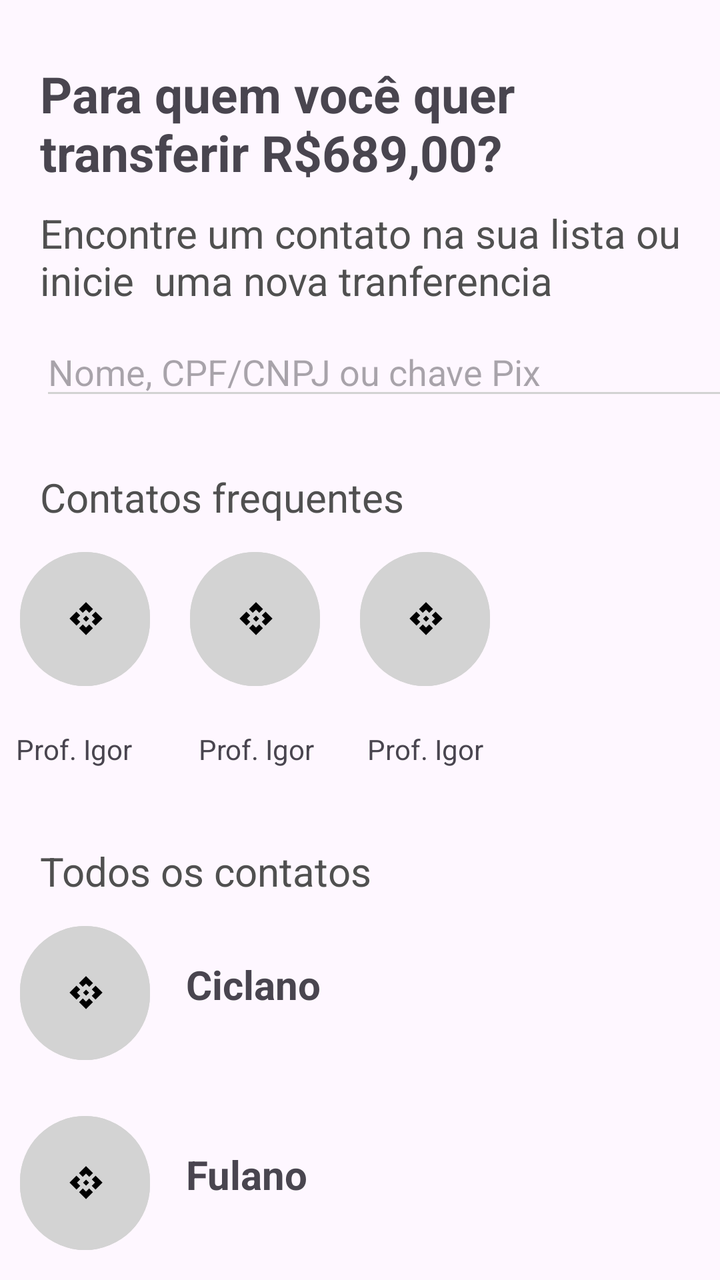
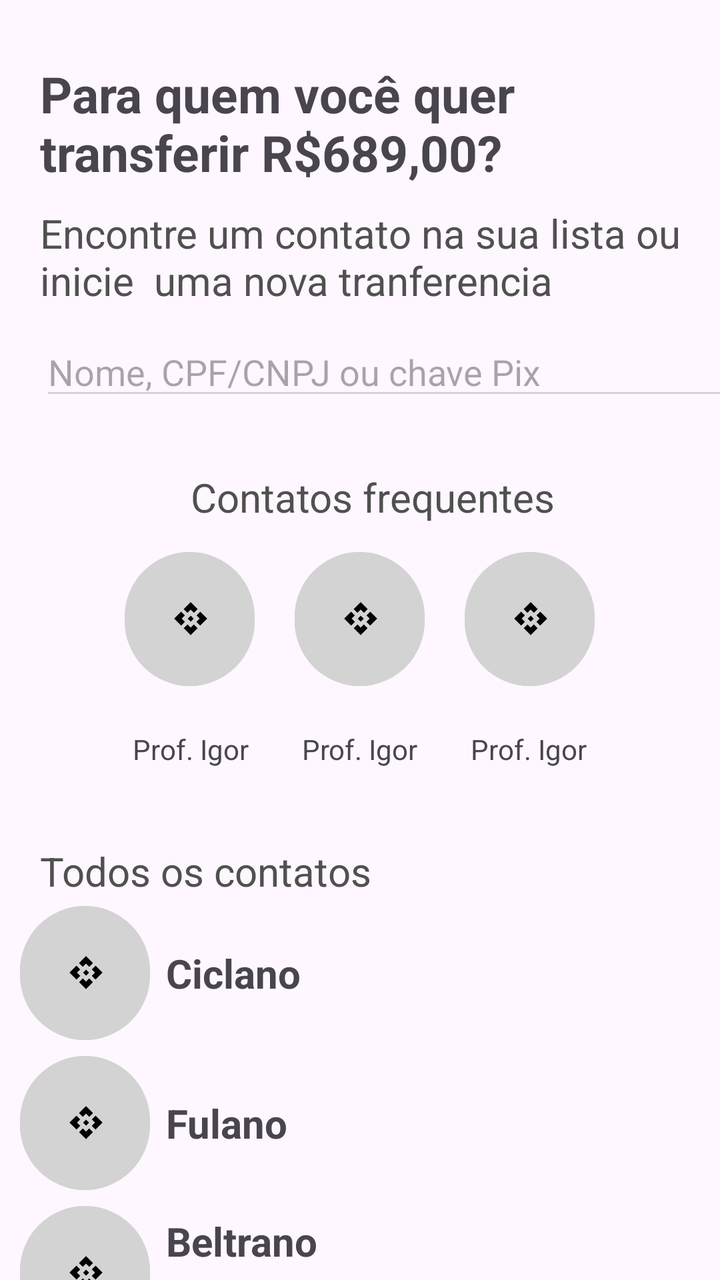

Two renders of the same Android screen: before a commit and after it. Below are the layout's source before the change and the commit's diff.
<!-- AndroidManifest.xml: application theme Theme.ProjetoIgor -->
<!-- res/layout/activity_transferir_para_quem.xml -->
<?xml version="1.0" encoding="utf-8"?>
<LinearLayout
    xmlns:android="http://schemas.android.com/apk/res/android"
    xmlns:app="http://schemas.android.com/apk/res-auto"
    xmlns:tools="http://schemas.android.com/tools"
    android:id="@+id/main"
    android:layout_width="match_parent"
    android:layout_height="match_parent"
    android:orientation="vertical"
    tools:context=".transferirParaQuem">


    <TextView
        android:layout_width="wrap_content"
        android:layout_height="wrap_content"
        android:layout_gravity="left"
        android:layout_marginTop="30dp"
        android:layout_marginRight="20dp"
        android:layout_marginLeft="20dp"
        android:text="Para quem você quer transferir R$689,00?"
        android:textSize="25sp"
        android:textStyle="bold"
        />

    <TextView
        android:layout_width="361dp"
        android:layout_height="wrap_content"
        android:layout_gravity="left"
        android:layout_marginLeft="20dp"
        android:layout_marginTop="10dp"
        android:text="Encontre um contato na sua lista ou inicie  uma nova tranferencia"
        android:textColor="#505050"
        android:textSize="20sp" />

    <EditText
        android:layout_width="363dp"
        android:layout_height="wrap_content"
        android:layout_marginLeft="20dp"
        android:layout_marginTop="10dp"
        android:hint="Nome, CPF/CNPJ ou chave Pix"
        android:backgroundTint="#d3d3d3"
        android:textColor="#d3d3d3"
        />
    <TextView
        android:layout_width="361dp"
        android:layout_height="wrap_content"
        android:layout_gravity="left"
        android:layout_marginLeft="20dp"
        android:layout_marginTop="30dp"
        android:text="Contatos frequentes"
        android:textColor="#505050"
        android:textSize="20sp" />

    <LinearLayout
        android:layout_width="wrap_content"
        android:layout_height="wrap_content"
        >
        <Button
            android:layout_width="65sp"
            android:layout_height="75sp"
            android:layout_margin="10dp"
            app:cornerRadius="100dp"
            app:icon="@drawable/pix"
            app:iconTint="#000000"
            android:backgroundTint="#D3D3D3"
            />
        <Button
            android:layout_width="65sp"
            android:layout_height="75sp"
            android:layout_margin="10dp"
            app:cornerRadius="100dp"
            app:icon="@drawable/pix"
            app:iconTint="#000000"
            android:backgroundTint="#D3D3D3"


            />
        <Button
            android:layout_width="65sp"
            android:layout_height="75sp"
            android:layout_margin="10dp"
            app:cornerRadius="100dp"
            app:icon="@drawable/pix"
            app:iconTint="#000000"
            android:backgroundTint="#D3D3D3"
            />

    </LinearLayout>
    <TextView
        android:layout_width="wrap_content"
        android:layout_height="wrap_content"
        android:layout_margin="8dp"
        android:text="Prof. Igor          Prof. Igor        Prof. Igor"
        />
    <TextView
        android:layout_width="361dp"
        android:layout_height="wrap_content"
        android:layout_gravity="left"
        android:layout_marginLeft="20dp"
        android:layout_marginTop="30dp"
        android:text="Todos os contatos"
        android:textColor="#505050"
        android:textSize="20sp" />

    <LinearLayout
        android:layout_width="wrap_content"
        android:layout_height="wrap_content"
        >
        <Button
            android:layout_width="65sp"
            android:layout_height="75sp"
            android:layout_margin="10dp"
            app:cornerRadius="100dp"
            app:icon="@drawable/pix"
            app:iconTint="#000000"
            android:backgroundTint="#D3D3D3"
            />
        <TextView
            android:layout_width="wrap_content"
            android:layout_height="wrap_content"
            android:layout_margin="8dp"
            android:textSize="20dp"
            android:textStyle="bold"
            android:text="Ciclano"
            />
    </LinearLayout>
    <LinearLayout
        android:layout_width="wrap_content"
        android:layout_height="wrap_content"
        >
        <Button
            android:layout_width="65sp"
            android:layout_height="75sp"
            android:layout_margin="10dp"
            app:cornerRadius="100dp"
            app:icon="@drawable/pix"
            app:iconTint="#000000"
            android:backgroundTint="#D3D3D3"
            />
        <TextView
            android:layout_width="wrap_content"
            android:layout_height="wrap_content"
            android:layout_margin="8dp"
            android:textSize="20dp"
            android:text="Fulano"
            android:textStyle="bold"
            />
    </LinearLayout>
    <LinearLayout
        android:layout_width="wrap_content"
        android:layout_height="wrap_content"
        >
        <Button
            android:layout_width="65sp"
            android:layout_height="75sp"
            android:layout_margin="10dp"
            app:cornerRadius="100dp"
            app:icon="@drawable/pix"
            app:iconTint="#000000"
            android:backgroundTint="#D3D3D3"
            />
        <TextView
            android:layout_width="wrap_content"
            android:layout_height="wrap_content"
            android:layout_margin="8dp"
            android:textSize="20dp"
            android:text="Beltrano"
            android:textStyle="bold"
            />
    </LinearLayout>

</LinearLayout>
<!-- resources referenced by this layout -->
<resources>
  <!-- drawable pix (drawable) -->
  <vector xmlns:android="http://schemas.android.com/apk/res/android" android:height="24dp" android:tint="#000000" android:viewportHeight="24" android:viewportWidth="24" android:width="24dp">
        
      <path android:fillColor="@android:color/white" android:pathData="M14,12l-2,2l-2,-2l2,-2L14,12zM12,6l2.12,2.12l2.5,-2.5L12,1L7.38,5.62l2.5,2.5L12,6zM6,12l2.12,-2.12l-2.5,-2.5L1,12l4.62,4.62l2.5,-2.5L6,12zM18,12l-2.12,2.12l2.5,2.5L23,12l-4.62,-4.62l-2.5,2.5L18,12zM12,18l-2.12,-2.12l-2.5,2.5L12,23l4.62,-4.62l-2.5,-2.5L12,18z"/>
      
  </vector>
  <style name="Theme.ProjetoIgor" parent="Base.Theme.ProjetoIgor" />
  <style name="Base.Theme.ProjetoIgor" parent="Theme.Material3.DayNight.NoActionBar">
          
          
      </style>
</resources>

<!-- the commit's change to res/layout/activity_transferir_para_quem.xml (unified diff, before → after) -->
@@ -41,10 +41,11 @@
         android:backgroundTint="#d3d3d3"
         android:textColor="#d3d3d3"
         />
+
     <TextView
-        android:layout_width="361dp"
+        android:layout_width="209dp"
         android:layout_height="wrap_content"
-        android:layout_gravity="left"
+        android:layout_gravity="center"
         android:layout_marginLeft="20dp"
         android:layout_marginTop="30dp"
         android:text="Contatos frequentes"
@@ -54,6 +55,7 @@
     <LinearLayout
         android:layout_width="wrap_content"
         android:layout_height="wrap_content"
+        android:layout_gravity="center"
         >
         <Button
             android:layout_width="65sp"
@@ -90,7 +92,8 @@
         android:layout_width="wrap_content"
         android:layout_height="wrap_content"
         android:layout_margin="8dp"
-        android:text="Prof. Igor          Prof. Igor        Prof. Igor"
+        android:layout_gravity="center"
+        android:text="Prof. Igor        Prof. Igor        Prof. Igor"
         />
     <TextView
         android:layout_width="361dp"
@@ -106,18 +109,20 @@
         android:layout_width="wrap_content"
         android:layout_height="wrap_content"
         >
+
         <Button
             android:layout_width="65sp"
             android:layout_height="75sp"
-            android:layout_margin="10dp"
+            android:layout_marginLeft="10dp"
+            android:backgroundTint="#D3D3D3"
             app:cornerRadius="100dp"
             app:icon="@drawable/pix"
-            app:iconTint="#000000"
-            android:backgroundTint="#D3D3D3"
-            />
+            app:iconTint="#000000" />
+
         <TextView
             android:layout_width="wrap_content"
             android:layout_height="wrap_content"
+            android:layout_gravity="center"
             android:layout_margin="8dp"
             android:textSize="20dp"
             android:textStyle="bold"
@@ -131,7 +136,7 @@
         <Button
             android:layout_width="65sp"
             android:layout_height="75sp"
-            android:layout_margin="10dp"
+            android:layout_marginLeft="10dp"
             app:cornerRadius="100dp"
             app:icon="@drawable/pix"
             app:iconTint="#000000"
@@ -141,6 +146,7 @@
             android:layout_width="wrap_content"
             android:layout_height="wrap_content"
             android:layout_margin="8dp"
+            android:layout_gravity="center"
             android:textSize="20dp"
             android:text="Fulano"
             android:textStyle="bold"
@@ -153,7 +159,7 @@
         <Button
             android:layout_width="65sp"
             android:layout_height="75sp"
-            android:layout_margin="10dp"
+            android:layout_marginLeft="10dp"
             app:cornerRadius="100dp"
             app:icon="@drawable/pix"
             app:iconTint="#000000"
@@ -163,6 +169,7 @@
             android:layout_width="wrap_content"
             android:layout_height="wrap_content"
             android:layout_margin="8dp"
+            android:layout_gravity="center"
             android:textSize="20dp"
             android:text="Beltrano"
             android:textStyle="bold"
